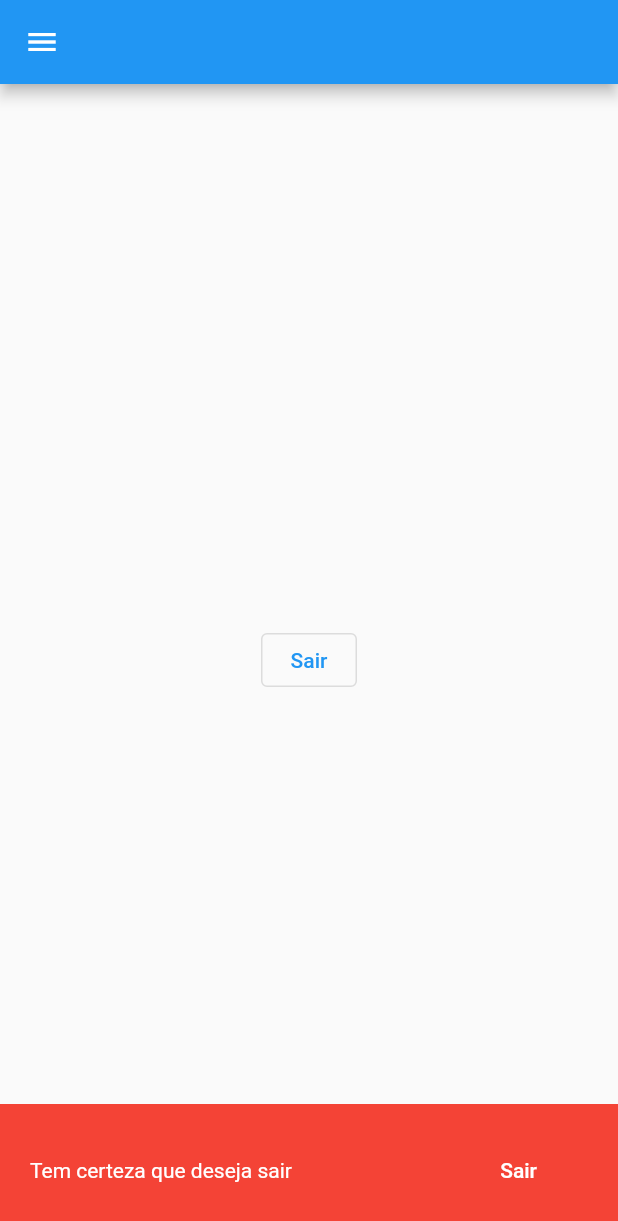
After one commit to treinaweb/treinaweb-flutter-widgets-Interface, a Flutter app: the SnackbarView screen opened directly, after a tap on "Sair", on a phone screen of 412 x 824 dp. The commit adds this screen. Shown: the top 1221 px of the screen. Run offline on Flutter 3.47's test engine with Material 2 defaults, Android fonts, the phone set to English and light mode, and no system bars.

Commit message:
snackbar

```diff
--- a/lib/list.dart
+++ b/lib/list.dart
@@ -1,5 +1,6 @@
 import 'package:flutter/material.dart';
 import 'package:perfil/index.dart';
+import 'package:perfil/widgets/dialog/snackbar.dart';
 import 'package:perfil/widgets/inputs/checkbox_list_tile.dart';
 import 'package:perfil/widgets/inputs/dropdown_button.dart';
 import 'package:perfil/widgets/inputs/gesture_detector.dart';
@@ -82,6 +83,16 @@ class ListMenu {
         },
         child: const Text('GestureDetector'),
       ),
+      TextButton(
+        onPressed: () {
+          Navigator.of(context).pushReplacement(
+            MaterialPageRoute(
+              builder: (ctx) => const SnackbarView(),
+            ),
+          );
+        },
+        child: const Text('Snackbar'),
+      ),
     ];
   }
 }
--- /dev/null
+++ b/lib/widgets/dialog/snackbar.dart
@@ -0,0 +1,35 @@
+import 'package:flutter/material.dart';
+import 'package:perfil/list.dart';
+
+class SnackbarView extends StatelessWidget {
+  const SnackbarView({Key? key}) : super(key: key);
+
+  @override
+  Widget build(BuildContext context) {
+    return Scaffold(
+      drawer: Drawer(
+        child: ListView(
+          children: ListMenu.get(context),
+        ),
+      ),
+      appBar: AppBar(),
+      body: Center(
+        child: OutlinedButton(
+          onPressed: () {
+            ScaffoldMessenger.of(context).showSnackBar(
+              SnackBar(
+                content: Text('Tem certeza que deseja sair'),
+                action: SnackBarAction(
+                    label: 'Sair', onPressed: () {}, textColor: Colors.white),
+                backgroundColor: Colors.red,
+                padding: EdgeInsets.all(20),
+
+              ),
+            );
+          },
+          child: Text('Sair'),
+        ),
+      ),
+    );
+  }
+}
```
